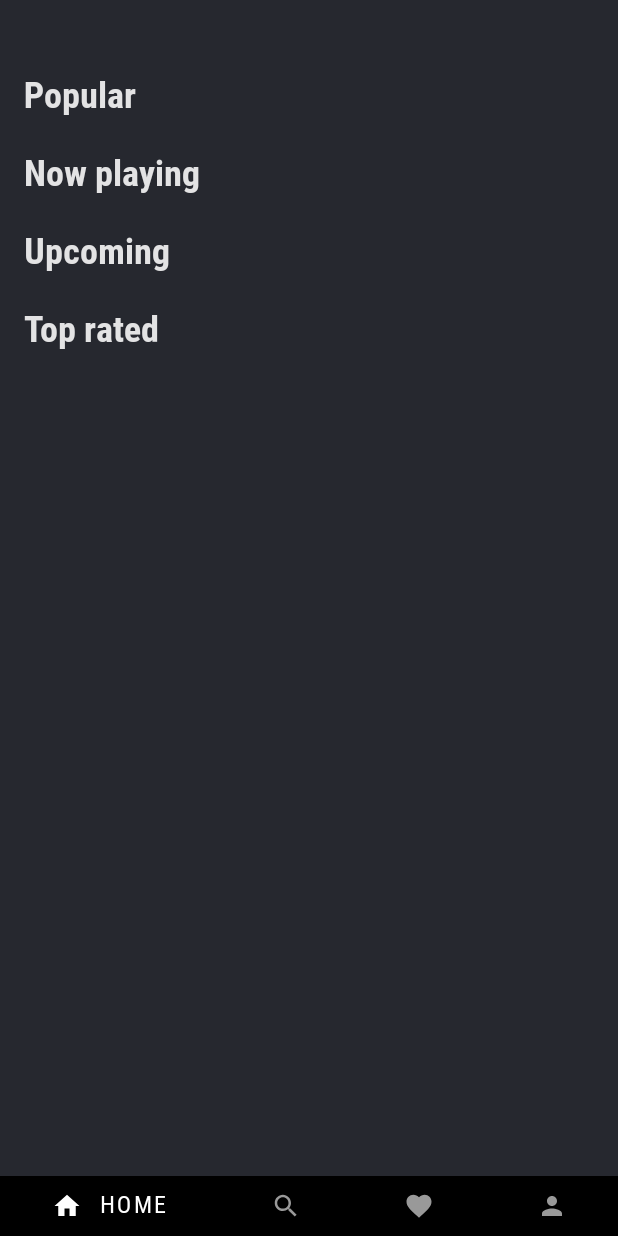
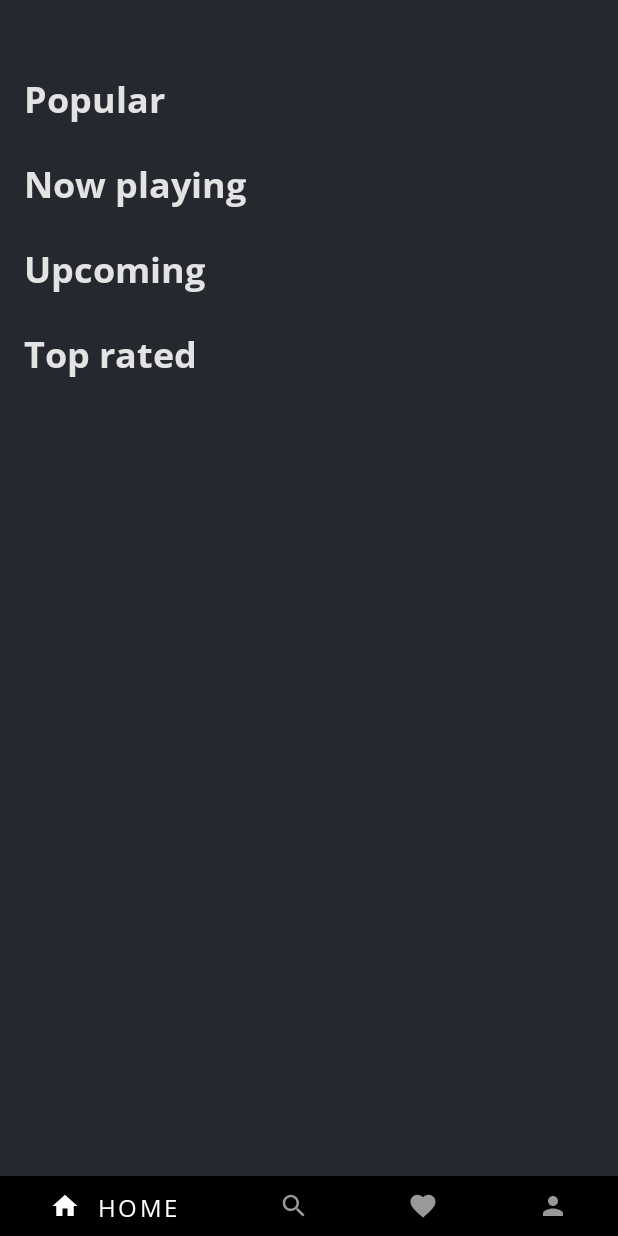
Before and after one commit to lilingcodes/TheMovieDB, an Android app built with Jetpack Compose: the screen it shows after launch (MainActivity), on a phone screen of 412 x 824 dp. Run offline under Robolectric (Android 15) with nearby library versions, the phone set to English and light mode, and no system bars; our stand-ins replace Dagger/Hilt's generated code, livedata-compose; pictures from the network do not load.

Commit message:
Add new fonts and colors.

```diff
--- a/app/src/main/java/com/lilingxu/themoviedb/ui/theme/Color.kt
+++ b/app/src/main/java/com/lilingxu/themoviedb/ui/theme/Color.kt
@@ -10,7 +10,9 @@ val Teal200 = Color(0xFF03DAC5)
 val Grey = Color(0xFFAFAFAF)
 
 val Green500 = Color(0xFF1EB980)
+val DarkBlueLight = Color(0xFF62727b)
 val DarkBlue900 = Color(0xFF26282F)
+val DarkBlue950 = Color(0xFF000a12)
 
 // Rally is always dark themed.
 val ColorPalette = darkColors(
--- a/app/src/main/java/com/lilingxu/themoviedb/ui/theme/Shape.kt
+++ b/app/src/main/java/com/lilingxu/themoviedb/ui/theme/Shape.kt
@@ -6,6 +6,6 @@ import androidx.compose.ui.unit.dp
 
 val Shapes = Shapes(
     small = RoundedCornerShape(4.dp),
-    medium = RoundedCornerShape(4.dp),
-    large = RoundedCornerShape(0.dp)
+    medium = RoundedCornerShape(8.dp),
+    large = RoundedCornerShape(30.dp)
 )
--- a/app/src/main/java/com/lilingxu/themoviedb/ui/theme/Type.kt
+++ b/app/src/main/java/com/lilingxu/themoviedb/ui/theme/Type.kt
@@ -10,18 +10,14 @@ import androidx.compose.ui.unit.sp
 import com.lilingxu.themoviedb.R
 
 // Set of Material typography styles to start with
-private val EczarFontFamily = FontFamily(
-    Font(R.font.eczar_regular),
-    Font(R.font.eczar_semibold, FontWeight.SemiBold)
-)
-private val RobotoCondensed = FontFamily(
-    Font(R.font.robotocondensed_regular),
-    Font(R.font.robotocondensed_light, FontWeight.Light),
-    Font(R.font.robotocondensed_bold, FontWeight.Bold)
+private val OpenSans = FontFamily(
+    Font(R.font.opensans_regular),
+    Font(R.font.opensans_light, FontWeight.Light),
+    Font(R.font.opensans_bold, FontWeight.Bold)
 )
 
 val Typography = Typography(
-    defaultFontFamily = RobotoCondensed,
+    defaultFontFamily = OpenSans,
     h1 = TextStyle(
         fontWeight = FontWeight.W100,
         fontSize = 96.sp,
@@ -29,7 +25,6 @@ val Typography = Typography(
     h2 = TextStyle(
         fontWeight = FontWeight.SemiBold,
         fontSize = 44.sp,
-        fontFamily = EczarFontFamily,
         letterSpacing = 1.5.sp
     ),
     h3 = TextStyle(
@@ -45,11 +40,10 @@ val Typography = Typography(
         fontSize = 24.sp
     ),
     h6 = TextStyle(
-        fontWeight = FontWeight.Normal,
+        fontWeight = FontWeight.Bold,
         fontSize = 18.sp,
         lineHeight = 20.sp,
-        fontFamily = EczarFontFamily,
-        letterSpacing = 3.sp
+        letterSpacing = 1.sp
     ),
     subtitle1 = TextStyle(
         fontWeight = FontWeight.Light,
```
Also changed, not shown: app/src/main/res/font/opensans_bold.ttf (added), app/src/main/res/font/opensans_light.ttf (added), app/src/main/res/font/opensans_regular.ttf (added).
